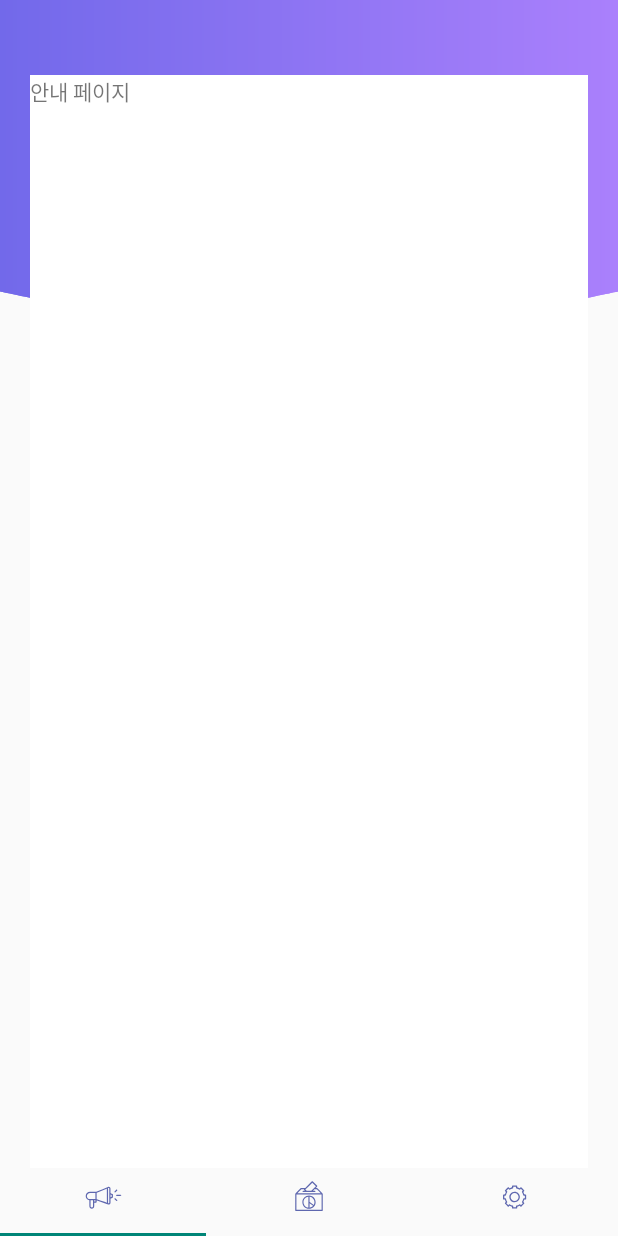
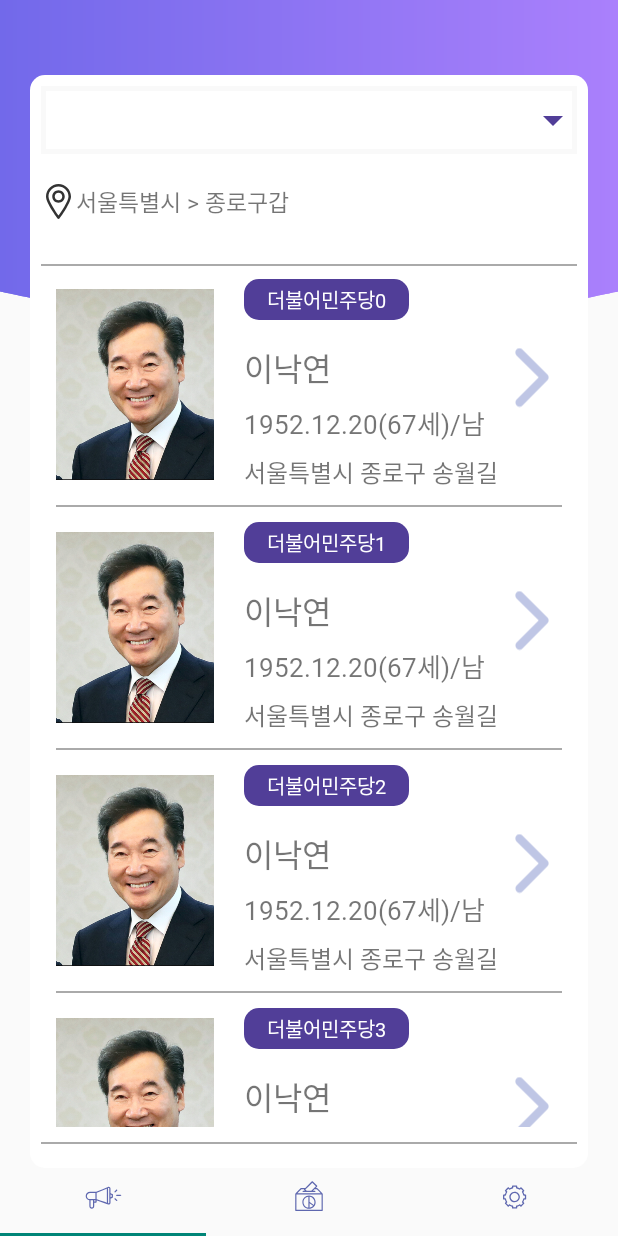
Before and after one commit to Parsrich/GeneralElection_Android, an Android app: the screen it shows after launch (MainActivity), on a phone screen of 412 x 824 dp. Run offline under Robolectric (Android 15) with nearby library versions, the phone set to English and light mode, and no system bars.

Commit message:
후보자 리스트 fragment recyclerView 작업 완료

```diff
--- a/app/src/main/java/lets/vote/generalelection/CandidateListActivity.java
+++ b/app/src/main/java/lets/vote/generalelection/CandidateListActivity.java
@@ -94,7 +94,6 @@ public class CandidateListActivity extends AppCompatActivity {
             party = view.findViewById(R.id.party);
             birth = view.findViewById(R.id.birth);
             address = view.findViewById(R.id.address);
-            job = view.findViewById(R.id.job);
 
         }
 
--- /dev/null
+++ b/app/src/main/java/lets/vote/generalelection/CandidateListFragment.java
@@ -0,0 +1,110 @@
+package lets.vote.generalelection;
+
+import android.os.Bundle;
+
+import androidx.annotation.NonNull;
+import androidx.fragment.app.Fragment;
+import androidx.recyclerview.widget.LinearLayoutManager;
+import androidx.recyclerview.widget.RecyclerView;
+
+import android.view.LayoutInflater;
+import android.view.View;
+import android.view.ViewGroup;
+import android.widget.ImageView;
+import android.widget.TextView;
+
+import java.util.ArrayList;
+import java.util.List;
+
+
+/**
+ * A simple {@link Fragment} subclass.
+ */
+public class CandidateListFragment extends Fragment {
+
+    public CandidateListFragment() {
+        // Required empty public constructor
+    }
+
+
+    @Override
+    public View onCreateView(LayoutInflater inflater, ViewGroup container,
+                             Bundle savedInstanceState) {
+
+        View rootView = inflater.inflate(R.layout.fragment_candidate_list, container, false);
+        RecyclerView recyclerView = rootView.findViewById(R.id.candidateList);
+
+        List<CandidateVO> list = new ArrayList<>();
+
+        for (int i = 0 ; i < 20 ; i++){
+            CandidateVO temp = new CandidateVO();
+            temp.name = "이낙연 ";
+            temp.party = "더불어민주당" + i;
+            temp.birth = "1952.12.20(67세)";
+            temp.address = "서울특별시 종로구 송월길 ";
+            temp.gender = "/남";
+
+            list.add(temp);
+        }
+        recyclerView.setLayoutManager(new LinearLayoutManager(getContext()));
+        recyclerView.setAdapter(new CandidateAdapter(list));
+
+        return rootView;
+    }
+
+    private class CandidateAdapter extends RecyclerView.Adapter<CandidateViewHolder> {
+        List<CandidateVO> mlist;
+        public CandidateAdapter(List<CandidateVO> list){
+            mlist = list;
+        }
+
+        @NonNull
+        @Override
+        public CandidateViewHolder onCreateViewHolder(@NonNull ViewGroup viewGroup, int viewType) {
+            View view = LayoutInflater.from(viewGroup.getContext()).inflate(R.layout.item_candidate,viewGroup,false);
+            return new CandidateViewHolder(view);
+        }
+
+        @Override
+        public void onBindViewHolder(@NonNull CandidateViewHolder holder, int position) {
+            CandidateVO vo = mlist.get(position);
+            holder.party.setText(vo.party);
+            holder.name.setText(vo.name);
+            holder.birth.setText(vo.birth);
+            holder.gender.setText(vo.gender);
+            holder.address.setText(vo.address);
+        }
+
+        @Override
+        public int getItemCount() {
+            return mlist.size();
+        }
+    }
+
+    private class CandidateViewHolder extends RecyclerView.ViewHolder{
+        //        이름
+        public TextView name;
+        //        사진
+        public ImageView image;
+        //        성별
+        public TextView gender;
+        //        정당
+        public TextView party;
+        //        선거구
+        public TextView electionDistrict;
+        //        생년월일
+        public TextView birth;
+        //        주소
+        public TextView address;
+
+        public CandidateViewHolder(View view){
+            super(view);
+            name = view.findViewById(R.id.name);
+            gender = view.findViewById(R.id.gender);
+            party = view.findViewById(R.id.party);
+            birth = view.findViewById(R.id.birth);
+            address = view.findViewById(R.id.address);
+
+        }
+    }
+}
--- a/app/src/main/java/lets/vote/generalelection/MainActivity.java
+++ b/app/src/main/java/lets/vote/generalelection/MainActivity.java
@@ -27,7 +27,7 @@ public class MainActivity extends AppCompatActivity {
         ViewPagerAdapter viewPagerAdapter =
                 new ViewPagerAdapter(getSupportFragmentManager(),
                     FragmentStatePagerAdapter.BEHAVIOR_RESUME_ONLY_CURRENT_FRAGMENT);
-        viewPagerAdapter.addFragment(new GuideFragment());
+        viewPagerAdapter.addFragment(new CandidateListFragment());
         viewPagerAdapter.addFragment(new MainFragment());
         viewPagerAdapter.addFragment(new SettingFragment());
 
--- /dev/null
+++ b/app/src/main/res/drawable/gray_border.xml
@@ -0,0 +1,6 @@
+<?xml version="1.0" encoding="utf-8"?>
+<shape xmlns:android="http://schemas.android.com/apk/res/android">
+    <corners android:radius="0dp"/>
+    <stroke android:color="@color/candidateInfoBackgroundColor"/>
+    <stroke android:width="3dp"/>
+</shape>
--- /dev/null
+++ b/app/src/main/res/drawable/ic_arrow_drop_down_24px.xml
@@ -0,0 +1,9 @@
+<vector xmlns:android="http://schemas.android.com/apk/res/android"
+    android:width="24dp"
+    android:height="24dp"
+    android:viewportWidth="24"
+    android:viewportHeight="24">
+  <path
+      android:fillColor="@color/mainColor"
+      android:pathData="M7,10l5,5 5,-5H7z"/>
+</vector>
--- /dev/null
+++ b/app/src/main/res/drawable/ic_district_arrow.xml
@@ -0,0 +1,7 @@
+<vector android:height="96dp" android:viewportHeight="48"
+    android:viewportWidth="48" android:width="96dp" xmlns:android="http://schemas.android.com/apk/res/android">
+    <path android:fillColor="#00000000"
+        android:pathData="M13.957,3.979l20.07,19.976l-19.97,20.066"
+        android:strokeColor="#BFC6E5" android:strokeLineCap="round"
+        android:strokeLineJoin="round" android:strokeWidth="6.5983"/>
+</vector>
--- /dev/null
+++ b/app/src/main/res/drawable/ic_map_pin.xml
@@ -0,0 +1,12 @@
+<vector xmlns:android="http://schemas.android.com/apk/res/android"
+    android:width="48dp"
+    android:height="48dp"
+    android:viewportWidth="48"
+    android:viewportHeight="48">
+  <path
+      android:pathData="M24.001,0C14.554,0 6.859,7.69 6.859,17.145c0,4.716 3.698,11.853 8.293,19.192c3.747,5.975 7.438,10.92 7.474,10.963c0.327,0.441 0.841,0.699 1.375,0.699c0.542,0 1.054,-0.258 1.375,-0.699c0.035,-0.043 3.719,-4.988 7.466,-10.963c6.12,-10.113 8.3,-15.787 8.3,-19.192C41.142,7.69 33.44,0 24.001,0zM24.001,43.261c-3.74,-5.221 -13.714,-19.912 -13.714,-26.22c0,-7.563 6.154,-13.71 13.714,-13.71c7.559,0 13.714,6.147 13.714,13.71C37.715,23.405 27.67,38.124 24.001,43.261z"
+      android:fillColor="#333333"/>
+  <path
+      android:pathData="M24.001,25.712c4.717,0 8.57,-3.848 8.57,-8.567c0,-4.73 -3.854,-8.574 -8.57,-8.574c-4.724,0 -8.57,3.844 -8.57,8.574C15.431,21.864 19.277,25.712 24.001,25.712zM24.001,12.001c2.836,0 5.145,2.309 5.145,5.144c0,2.832 -2.309,5.144 -5.145,5.144s-5.151,-2.312 -5.151,-5.144C18.85,14.31 21.165,12.001 24.001,12.001z"
+      android:fillColor="#333333"/>
+</vector>
--- a/app/src/main/res/layout/activity_candidate_list.xml
+++ b/app/src/main/res/layout/activity_candidate_list.xml
@@ -4,6 +4,7 @@
     xmlns:tools="http://schemas.android.com/tools"
     android:layout_width="match_parent"
     android:layout_height="match_parent"
+
     tools:context=".CandidateListActivity">
     <TextView
         android:id="@+id/candidate_list_title"
@@ -30,7 +31,8 @@
         app:layout_constraintTop_toBottomOf="@id/candidate_list_title"
         app:layout_constraintLeft_toLeftOf="parent"
         app:layout_constraintRight_toRightOf="parent"
-        app:layout_constraintBottom_toBottomOf="parent">
+        app:layout_constraintBottom_toBottomOf="parent"
+        >
     </androidx.recyclerview.widget.RecyclerView>
 
 </androidx.constraintlayout.widget.ConstraintLayout>
--- a/app/src/main/res/layout/fragment_candidate_detail.xml
+++ b/app/src/main/res/layout/fragment_candidate_detail.xml
@@ -5,8 +5,8 @@
     android:layout_height="match_parent"
     xmlns:app="http://schemas.android.com/apk/res-auto"
     android:padding="20dp"
+    android:background="@drawable/fragment_round_corner"
     tools:context=".CandidateDetailFragment"
-    android:background="@drawable/fragment_round_corner"
     >
 
 
@@ -143,7 +143,7 @@
             android:layout_marginBottom="20dp"
             app:layout_constraintTop_toBottomOf="@id/candidateDetailImage"
             app:layout_constraintBottom_toTopOf="@id/showPosterBtn"
-            />
+            tools:listitem="@layout/item_candidate_detail"/>
 
 
         <Button
--- /dev/null
+++ b/app/src/main/res/layout/fragment_candidate_list.xml
@@ -0,0 +1,80 @@
+<?xml version="1.0" encoding="utf-8"?>
+<androidx.constraintlayout.widget.ConstraintLayout xmlns:android="http://schemas.android.com/apk/res/android"
+    xmlns:app="http://schemas.android.com/apk/res-auto"
+    xmlns:tools="http://schemas.android.com/tools"
+    android:layout_width="match_parent"
+    android:layout_height="match_parent"
+    android:background="@drawable/fragment_round_corner"
+    android:padding="7dp"
+    tools:context=".CandidateListFragment">
+
+    <ImageView
+        android:id="@+id/dropArrow"
+        android:layout_width="0dp"
+        android:layout_height="0dp"
+        android:src="@drawable/ic_arrow_drop_down_24px"
+        app:layout_constraintBottom_toBottomOf="@id/electionSpinner"
+        app:layout_constraintDimensionRatio="0.7:1"
+        app:layout_constraintRight_toRightOf="@id/electionSpinner"
+        app:layout_constraintTop_toTopOf="@id/electionSpinner" />
+
+    <ImageView
+        android:id="@+id/searchDistrictImage"
+        android:layout_width="0dp"
+        android:layout_height="0dp"
+        android:src="@drawable/ic_map_pin"
+        app:layout_constraintDimensionRatio="1:1"
+        app:layout_constraintTop_toTopOf="@id/searchDistrict"
+        app:layout_constraintBottom_toBottomOf="@id/searchDistrict"
+        app:layout_constraintLeft_toLeftOf="@id/electionSpinner"
+        app:layout_constraintRight_toLeftOf="@id/searchDistrict"
+        />
+
+    <Spinner
+        android:id="@+id/electionSpinner"
+        android:layout_width="match_parent"
+        android:layout_height="45dp"
+        android:background="@drawable/gray_border"
+        app:layout_constraintTop_toTopOf="parent" />
+
+    <TextView
+        android:id="@+id/searchDistrict"
+        android:layout_width="wrap_content"
+        android:layout_height="wrap_content"
+        android:fontFamily="@font/gmarket_sans_light"
+        android:layout_marginTop="20dp"
+        android:layout_marginEnd="5dp"
+        android:text="서울특별시 > 종로구갑"
+        android:textSize="15sp"
+        app:layout_constraintLeft_toRightOf="@id/searchDistrictImage"
+        app:layout_constraintTop_toBottomOf="@id/electionSpinner" />
+
+    <View
+        android:id="@+id/recyclerViewTopHr"
+        android:layout_width="match_parent"
+        android:layout_height="1dp"
+        android:background="@android:color/darker_gray"
+        android:layout_marginBottom="10dp"
+        app:layout_constraintTop_toTopOf="@id/candidateList"/>
+
+    <androidx.recyclerview.widget.RecyclerView
+        android:id="@+id/candidateList"
+        android:layout_width="0dp"
+        android:layout_height="0dp"
+        android:layout_marginTop="30dp"
+        android:layout_marginBottom="20dp"
+        app:layout_constraintBottom_toBottomOf="parent"
+        app:layout_constraintLeft_toLeftOf="parent"
+        app:layout_constraintRight_toRightOf="parent"
+        app:layout_constraintTop_toBottomOf="@id/searchDistrict"
+        tools:listitem="@layout/item_candidate" />
+
+    <View
+        android:id="@+id/recyclerViewBottomHr"
+        android:layout_width="match_parent"
+        android:layout_height="1dp"
+        android:background="@android:color/darker_gray"
+        android:layout_marginTop="10dp"
+        app:layout_constraintTop_toBottomOf="@id/candidateList"/>
+
+</androidx.constraintlayout.widget.ConstraintLayout>
--- a/app/src/main/res/layout/item_candidate.xml
+++ b/app/src/main/res/layout/item_candidate.xml
@@ -4,35 +4,49 @@
     android:layout_height="wrap_content"
     xmlns:app="http://schemas.android.com/apk/res-auto"
     xmlns:tools="http://schemas.android.com/tools"
-    android:padding="10dp">
+    android:paddingTop="10dp"
+    android:paddingStart="10dp"
+    android:paddingEnd="10dp">
 
     <ImageView
         android:id="@+id/candidate_img"
-        android:layout_width="97dp"
-        android:layout_height="124dp"
-        android:src="@drawable/ic_launcher_background"
+        android:layout_width="0dp"
+        android:layout_height="0dp"
+        android:src="@drawable/candidate_sample"
+        app:layout_constraintDimensionRatio="3:4"
         app:layout_constraintLeft_toLeftOf="parent"
         app:layout_constraintTop_toTopOf="parent"
+        app:layout_constraintBottom_toBottomOf="@id/address"/>
 
-        />
+
     <TextView
         android:id="@+id/party"
         android:layout_width="wrap_content"
         android:layout_height="wrap_content"
+        android:background="@drawable/round_corner"
+        android:textColor="#FFFFFF"
+        android:textSize="13sp"
         android:layout_marginStart="20dp"
-        android:textSize="15sp"
+        android:paddingLeft="15dp"
+        android:paddingRight="15dp"
+        android:paddingTop="3dp"
+        android:paddingBottom="3dp"
         app:layout_constraintLeft_toRightOf="@id/candidate_img"
         app:layout_constraintTop_toTopOf="parent"
-        tools:text="행복한 우리당"
+        android:fontFamily="@font/gmarket_sans_medium"
+        android:text="더불어민주당"
         />
+
     <TextView
         android:id="@+id/name"
         android:layout_width="wrap_content"
         android:layout_height="wrap_content"
-        android:textSize="27sp"
+        android:textSize="21sp"
+        android:layout_marginTop="15dp"
         app:layout_constraintLeft_toLeftOf="@id/party"
         app:layout_constraintTop_toBottomOf="@id/party"
-        tools:text="김총선"
+        tools:text="이낙연"
+        android:fontFamily="@font/gmarket_sans_bold"
         />
 
     <TextView
@@ -42,11 +56,18 @@
         app:layout_constraintLeft_toRightOf="@id/candidate_img"
         app:layout_constraintTop_toBottomOf="@id/name"
         app:layout_constraintLeft_toLeftOf="@id/party"
-        tools:text="2002.1.1(100세)"/>
+        android:layout_marginTop="7dp"
+        android:textStyle="normal"
+        android:textSize="17sp"
+        android:fontFamily="@font/gmarket_sans_medium"
+        tools:text="1952.12.20(67세)" />
     <TextView
         android:id="@+id/gender"
         android:layout_width="wrap_content"
         android:layout_height="wrap_content"
+        android:fontFamily="@font/gmarket_sans_medium"
+        android:textSize="17sp"
+        app:layout_constraintBaseline_toBaselineOf="@id/birth"
         app:layout_constraintLeft_toRightOf="@id/birth"
         app:layout_constraintTop_toBottomOf="@id/name"
         tools:text="/남"/>
@@ -54,16 +75,31 @@
         android:id="@+id/address"
         android:layout_width="wrap_content"
         android:layout_height="wrap_content"
+        android:textSize="16sp"
+        android:fontFamily="@font/gmarket_sans_medium"
+        android:layout_marginTop="7dp"
         app:layout_constraintTop_toBottomOf="@id/birth"
         app:layout_constraintLeft_toRightOf="@id/candidate_img"
         app:layout_constraintLeft_toLeftOf="@id/party"
         tools:text="서울특별시 종로구 송월길"/>
-    <TextView
-        android:id="@+id/job"
-        android:layout_width="wrap_content"
-        android:layout_height="wrap_content"
-        app:layout_constraintTop_toBottomOf="@id/address"
-        app:layout_constraintLeft_toRightOf="@id/candidate_img"
-        app:layout_constraintLeft_toLeftOf="@id/party"
-        tools:text="정치인"/>
+
+
+    <ImageView
+        android:layout_width="40dp"
+        android:layout_height="50dp"
+        android:src="@drawable/ic_district_arrow"
+        app:layout_constraintBottom_toBottomOf="parent"
+        app:layout_constraintEnd_toEndOf="parent"
+        app:layout_constraintRight_toRightOf="parent"
+        app:layout_constraintTop_toTopOf="@id/party"
+        app:layout_constraintVertical_bias="0.4"/>
+
+    <View
+        android:id="@+id/candidateHr"
+        android:layout_width="match_parent"
+        android:layout_height="1dp"
+        android:background="@android:color/darker_gray"
+        android:layout_marginTop="10dp"
+        app:layout_constraintTop_toBottomOf="@id/candidate_img"/>
+
 </androidx.constraintlayout.widget.ConstraintLayout>
```
Also changed, not shown: app/src/main/res/drawable/candidate_sample.png (added).
